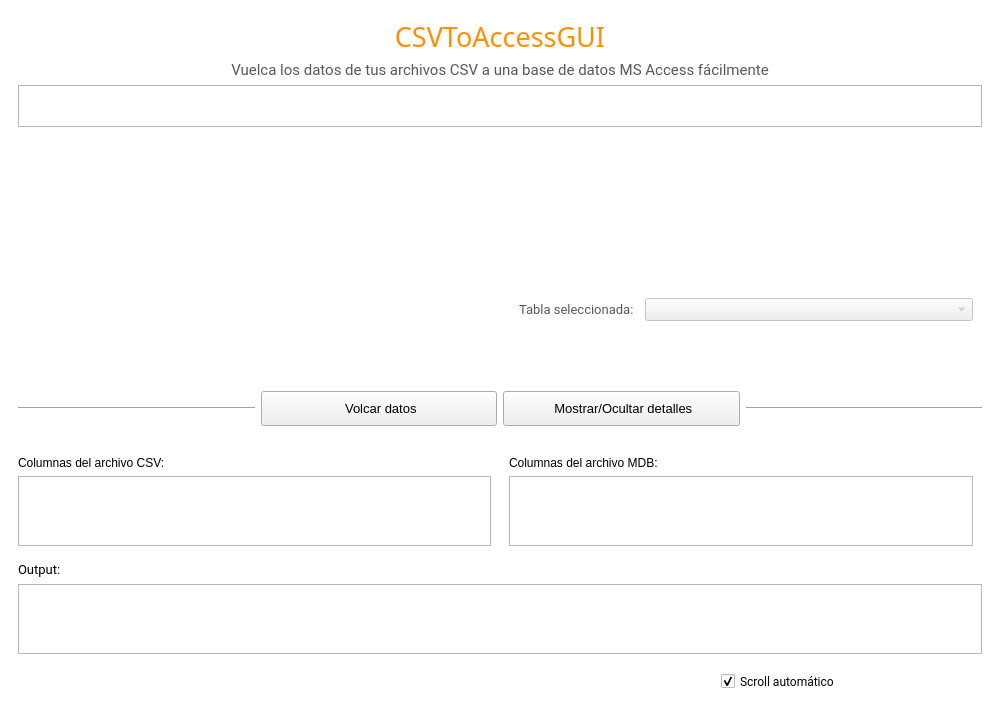
This is app/ui/MainWindow.ui in caicesardev/CSVToAccessGUI as Qt 5 draws it before an edit. The edited form follows.
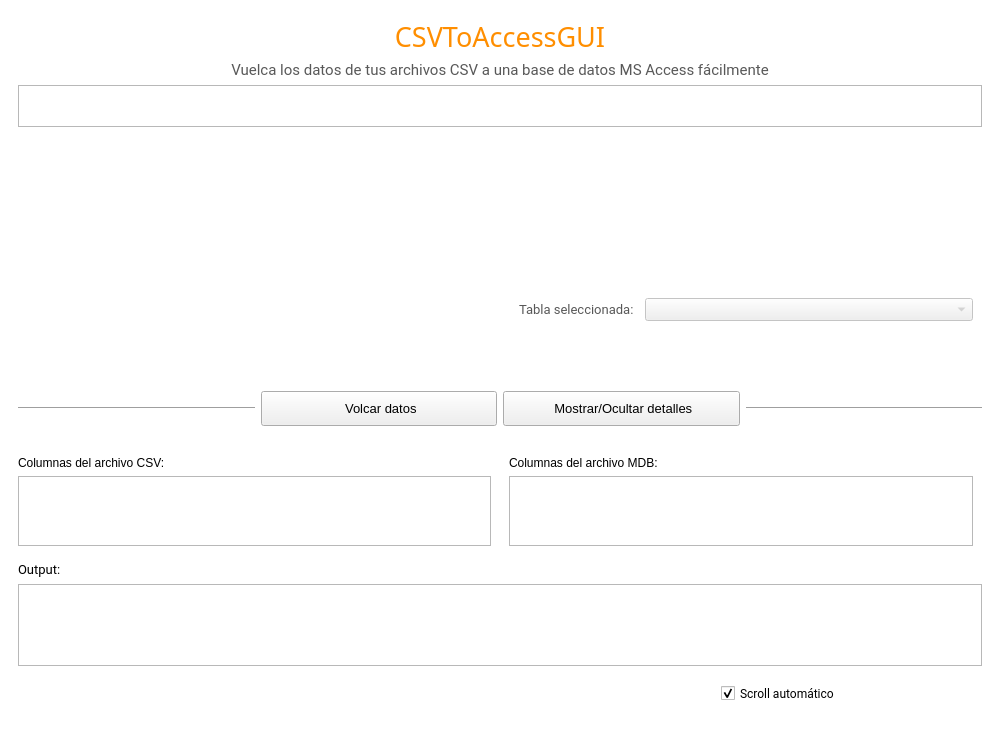
This is the edited form. Icons and pictures are not drawn.

Commit message: File explorer now points to user folder

What changed in the file:
```diff
--- a/app/ui/MainWindow.ui
+++ b/app/ui/MainWindow.ui
@@ -7,7 +7,7 @@
     <x>0</x>
     <y>0</y>
     <width>1000</width>
-    <height>703</height>
+    <height>734</height>
    </rect>
   </property>
   <property name="font">
```
Left out of the diff: 18 changed lines with no effect on the pictures. The commit also changes 2 other files.
